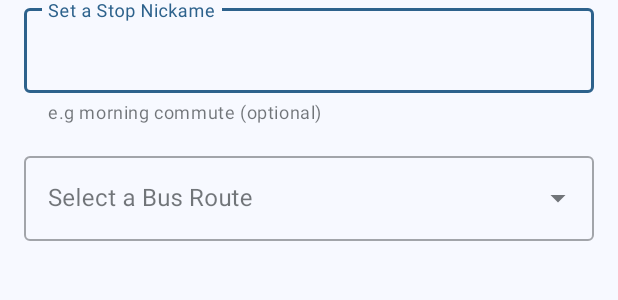
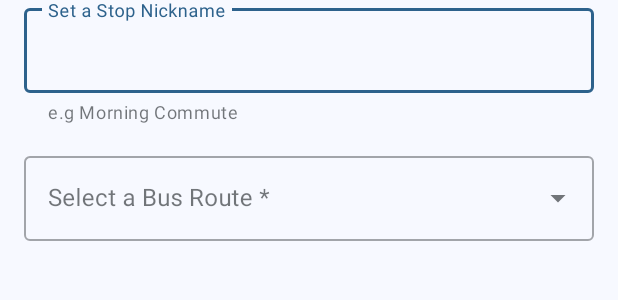
Before and after one commit to JoshuaJLi/cmpt362-wtb, an Android app: the layout dialog_add_fav_stop.xml on its own in the app's theme, with its tools: preview values and no code run, on a phone screen of 412 x 824 dp. Shown: the top 300 px of the screen. Run offline under Robolectric (Android 15) with nearby library versions, the phone set to English and light mode, and no system bars.

Commit message:
Change add fav dialog

```diff
--- a/app/src/main/res/layout/dialog_add_fav_stop.xml
+++ b/app/src/main/res/layout/dialog_add_fav_stop.xml
@@ -12,8 +12,8 @@
         android:layout_width="match_parent"
         android:layout_height="wrap_content"
         app:endIconMode="clear_text"
-        android:hint="Set a Stop Nickame"
-        app:helperText="e.g morning commute (optional)">
+        android:hint="Set a Stop Nickname"
+        app:helperText="e.g Morning Commute">
 
         <com.google.android.material.textfield.TextInputEditText
             android:id="@+id/nicknameEditText"
@@ -28,7 +28,7 @@
         android:layout_marginTop="16dp"
         android:layout_width="match_parent"
         android:layout_height="wrap_content"
-        android:hint="Select a Bus Route"
+        android:hint="Select a Bus Route *"
         app:errorEnabled="true">
 
         <AutoCompleteTextView
--- a/app/src/main/res/layout/fragment_home.xml
+++ b/app/src/main/res/layout/fragment_home.xml
@@ -18,7 +18,7 @@
             android:id="@+id/recycler_fav_stops"
             android:layout_width="match_parent"
             android:layout_height="match_parent"
-            android:layout_marginTop="8dp"
+            android:layout_marginTop="16dp"
             android:layout_marginHorizontal="12dp"
             app:layout_behavior="@string/appbar_scrolling_view_behavior">
 
--- a/app/src/main/res/layout/item_fav_bus.xml
+++ b/app/src/main/res/layout/item_fav_bus.xml
@@ -26,7 +26,8 @@
             xmlns:card_view="http://schemas.android.com/apk/res-auto"
             android:orientation="horizontal"
             android:padding="16dp"
-            android:layout_margin="10dp"
+            android:layout_marginVertical="8dp"
+            android:layout_marginHorizontal="10dp"
             card_view:cardCornerRadius="@dimen/card_corner"
             card_view:cardElevation="4dp">
 
--- a/app/src/main/res/values/themes.xml
+++ b/app/src/main/res/values/themes.xml
@@ -48,6 +48,6 @@
         <item name="colorSurfaceContainerHighest">@color/md_theme_surfaceContainerHighest</item>
         <item name="colorAccent">?colorPrimary</item>
         <item name="alertDialogTheme">@style/ThemeOverlay.Material3.MaterialAlertDialog</item>
-        <item name="dialogCornerRadius">28dp</item>
+        <item name="dialogCornerRadius">8dp</item>
     </style>
 </resources>
```
Also changed, not shown: app/src/main/java/ca/wheresthebus/adapter/StopSuggestionAdapter.kt (+10 -2 lines), app/src/main/res/layout/item_suggested_bus.xml (+14 -9 lines).
